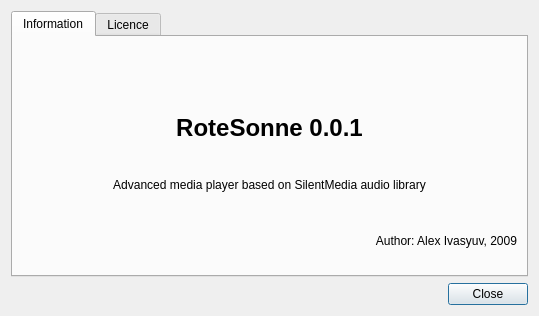
Qt form rotesonne/src/qt/ui/aboutRoteSonne.ui (industral/RoteSonne) before a commit.
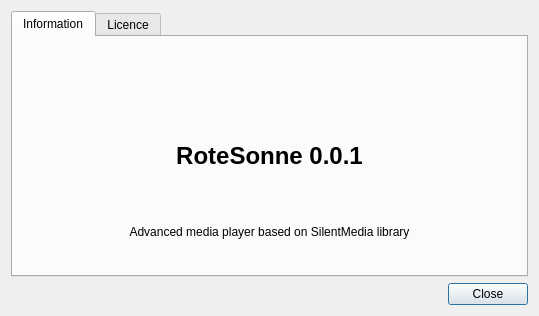
The same form after that commit. Icons and pictures are not drawn.

```diff
--- a/rotesonne/src/qt/ui/aboutRoteSonne.ui
+++ b/rotesonne/src/qt/ui/aboutRoteSonne.ui
@@ -70,23 +70,13 @@
        <item>
         <widget class="QLabel" name="label_3">
          <property name="text">
-          <string>Advanced media player based on SilentMedia audio library</string>
+          <string>Advanced media player based on SilentMedia library</string>
          </property>
          <property name="alignment">
           <set>Qt::AlignCenter</set>
          </property>
         </widget>
        </item>
-       <item>
-        <widget class="QLabel" name="label_4">
-         <property name="text">
-          <string>Author: Alex Ivasyuv, 2009</string>
-         </property>
-         <property name="alignment">
-          <set>Qt::AlignRight|Qt::AlignTrailing|Qt::AlignVCenter</set>
-         </property>
-        </widget>
-       </item>
       </layout>
      </widget>
      <widget class="QWidget" name="tab_2">
```
Left out of the diff: 3 changed lines with no effect on the pictures.
